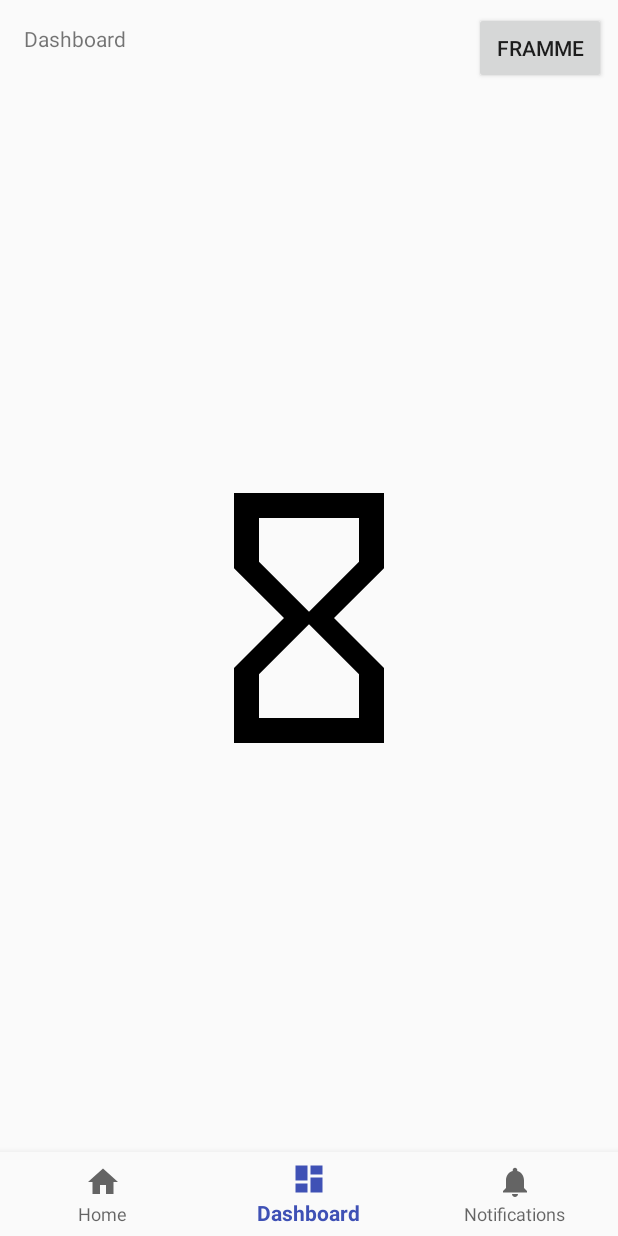
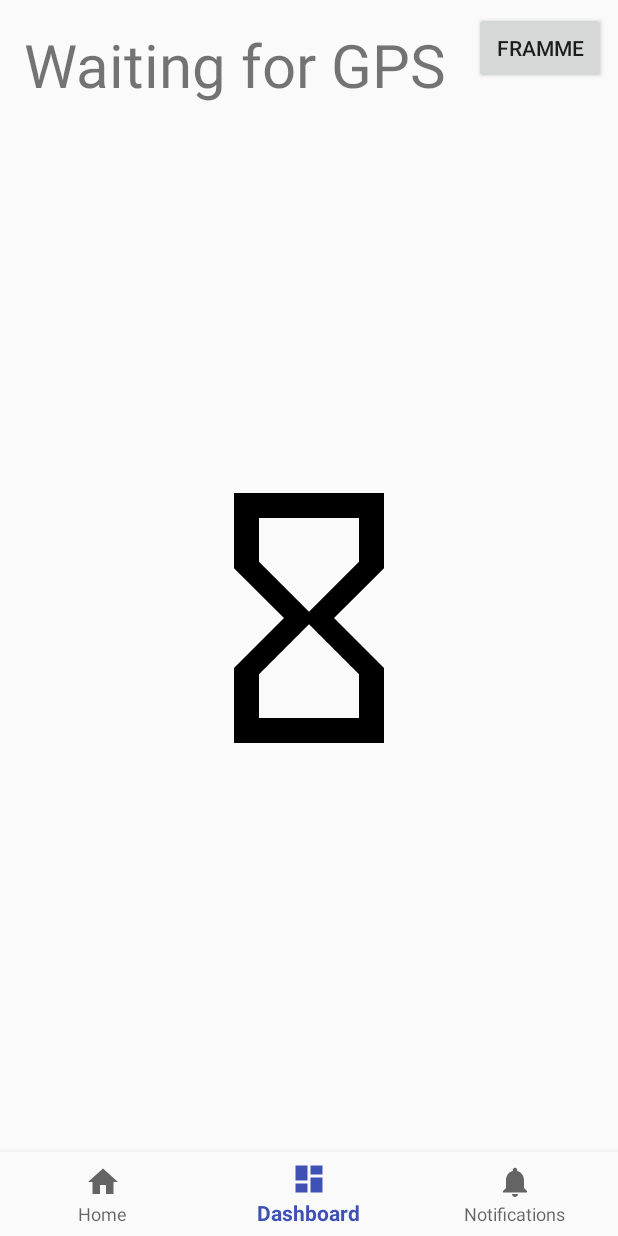
Before and after one commit to joakimoa/icatch, an Android app: the GameActivity screen opened directly, with no data from a screen before it, item 2 of the bottom bar chosen, on a phone screen of 412 x 824 dp. Run offline under Robolectric (Android 15) with nearby library versions, the phone set to English and light mode, and no system bars; Roboto replaces fonts that are not available here.

Commit message:
Större text när debug inte är aktiverat. Kräver 5 klick på notifications för att starta debug. 1 på dashboard för att stänga av.

```diff
--- a/app/src/main/java/com/absolutapp/icatch/GameActivity.java
+++ b/app/src/main/java/com/absolutapp/icatch/GameActivity.java
@@ -44,6 +44,8 @@ public class GameActivity extends AppCompatActivity implements SensorEventListen
     private boolean hasReachedGoal = false;
     private boolean GPSset = false;
 
+    int startDebugCounter = 0;
+
 
 
     private void closeEnough(Location location){
@@ -66,15 +68,20 @@ public class GameActivity extends AppCompatActivity implements SensorEventListen
         public boolean onNavigationItemSelected(@NonNull MenuItem item) {
             switch (item.getItemId()) {
                 case R.id.navigation_home:
-                    mTextMessage.setText(R.string.title_home);
+                    //mTextMessage.setText(R.string.title_home);
                     return true;
                 case R.id.navigation_dashboard:
-                    mTextMessage.setText(R.string.title_dashboard);
+                    //mTextMessage.setText(R.string.title_dashboard);
 
                     //   rotateArrow(90);
                     //rotateArrow(90);
                     //mTextMessage.setText(((Float) arrowCalculator.getDistance()).toString());
-                    debug = false;
+
+                    if(debug) {
+                        debug = false;
+                        mTextMessage.setTextSize(40);
+                        startDebugCounter = 0;
+                    }
                     return true;
                 case R.id.navigation_notifications:
                     //mTextMessage.setText(R.string.title_notifications);
@@ -87,8 +94,11 @@ public class GameActivity extends AppCompatActivity implements SensorEventListen
   //                  } else {
      //                   mTextMessage.setText("No known location");
        //             }
-                    debug = true;
-
+                    //debug = true;
+                    if(++startDebugCounter>4){
+                        debug = true;
+                        mTextMessage.setTextSize(12);
+                    }
                     return true;
             }
             return false;
@@ -100,6 +110,9 @@ public class GameActivity extends AppCompatActivity implements SensorEventListen
         super.onCreate(savedInstanceState);
         setContentView(R.layout.activity_game);
         mTextMessage = (TextView) findViewById(R.id.message);
+
+        mTextMessage.setTextSize(40);
+        //mTextMessage.setTextAlignment(View.TEXT_ALIGNMENT_CENTER);
         BottomNavigationView navigation = (BottomNavigationView) findViewById(R.id.navigation);
         navigation.setOnNavigationItemSelectedListener(mOnNavigationItemSelectedListener);
         //     mapView = (MapView) findViewById(R.id.mapView);
--- a/app/src/main/res/layout/activity_game.xml
+++ b/app/src/main/res/layout/activity_game.xml
@@ -11,11 +11,10 @@
         android:id="@+id/message"
         android:layout_width="wrap_content"
         android:layout_height="wrap_content"
-        android:layout_marginLeft="@dimen/activity_horizontal_margin"
-        android:layout_marginStart="@dimen/activity_horizontal_margin"
+        android:layout_marginStart="16dp"
         android:layout_marginTop="@dimen/activity_vertical_margin"
         android:text="@string/title_home"
-        app:layout_constraintLeft_toLeftOf="parent"
+        app:layout_constraintStart_toStartOf="parent"
         app:layout_constraintTop_toTopOf="parent" />
 
     <android.support.design.widget.BottomNavigationView
@@ -58,8 +57,8 @@
         android:layout_height="wrap_content"
         android:layout_marginEnd="8dp"
         android:layout_marginTop="8dp"
+        android:onClick="testFramme"
         android:text="Framme"
-        android:onClick="testFramme"
         app:layout_constraintEnd_toEndOf="parent"
         app:layout_constraintTop_toTopOf="parent" />
 
```
